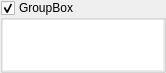
The window that uman/src/QUCoverGroup.ui (UltraStar-Deluxe/UltraStar-Manager) describes before a commit, drawn with Qt 5.
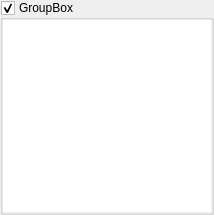
The same window after the commit. Custom widgets are drawn as their Qt base class.

Patch:
```diff
--- a/uman/src/QUCoverGroup.ui
+++ b/uman/src/QUCoverGroup.ui
@@ -5,10 +5,16 @@
    <rect>
     <x>0</x>
     <y>0</y>
-    <width>166</width>
-    <height>64</height>
+    <width>214</width>
+    <height>206</height>
    </rect>
   </property>
+  <property name="sizePolicy" >
+   <sizepolicy vsizetype="Preferred" hsizetype="Preferred" >
+    <horstretch>0</horstretch>
+    <verstretch>0</verstretch>
+   </sizepolicy>
+  </property>
   <property name="windowTitle" >
    <string>Form</string>
   </property>
@@ -22,7 +28,7 @@
    <item>
     <widget class="QGroupBox" name="group" >
      <property name="sizePolicy" >
-      <sizepolicy vsizetype="Expanding" hsizetype="Preferred" >
+      <sizepolicy vsizetype="Preferred" hsizetype="Preferred" >
        <horstretch>0</horstretch>
        <verstretch>0</verstretch>
       </sizepolicy>
@@ -46,16 +52,13 @@
       <property name="spacing" >
        <number>0</number>
       </property>
-      <property name="sizeConstraint" >
-       <enum>QLayout::SetNoConstraint</enum>
-      </property>
       <property name="margin" >
        <number>0</number>
       </property>
       <item>
        <widget class="QUCoverList" name="list" >
         <property name="sizePolicy" >
-         <sizepolicy vsizetype="Expanding" hsizetype="Expanding" >
+         <sizepolicy vsizetype="Fixed" hsizetype="Expanding" >
           <horstretch>0</horstretch>
           <verstretch>0</verstretch>
          </sizepolicy>
@@ -63,9 +66,12 @@
         <property name="minimumSize" >
          <size>
           <width>0</width>
-          <height>50</height>
+          <height>0</height>
          </size>
         </property>
+        <property name="autoFillBackground" >
+         <bool>false</bool>
+        </property>
         <property name="frameShape" >
          <enum>QFrame::NoFrame</enum>
         </property>
```
